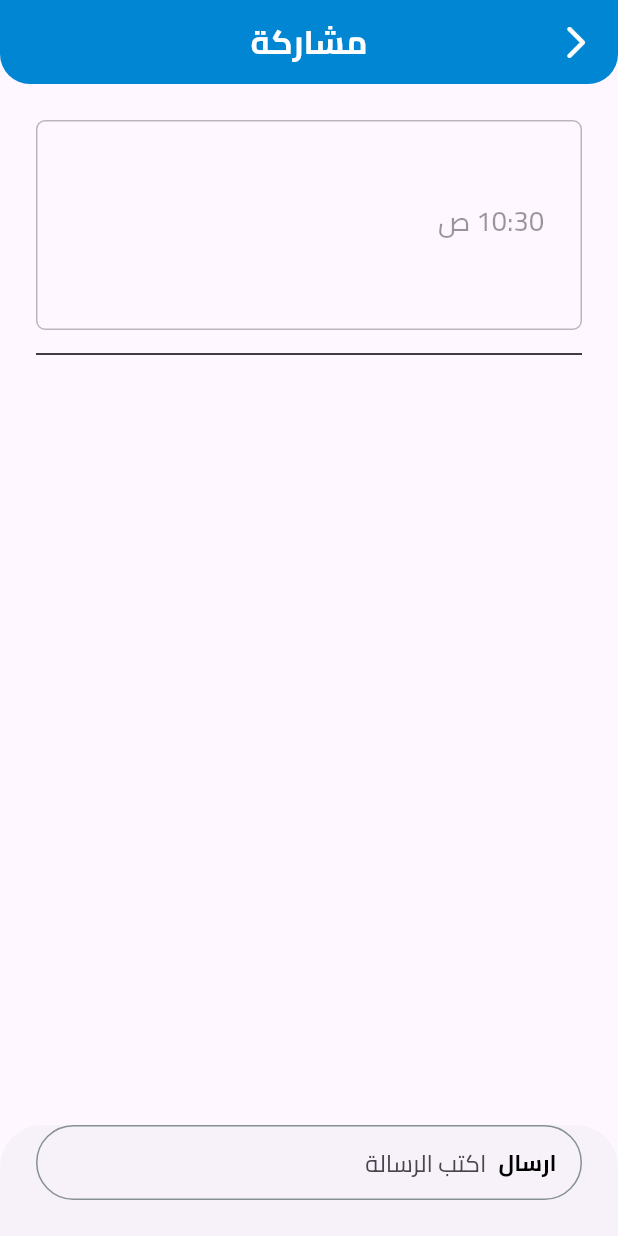
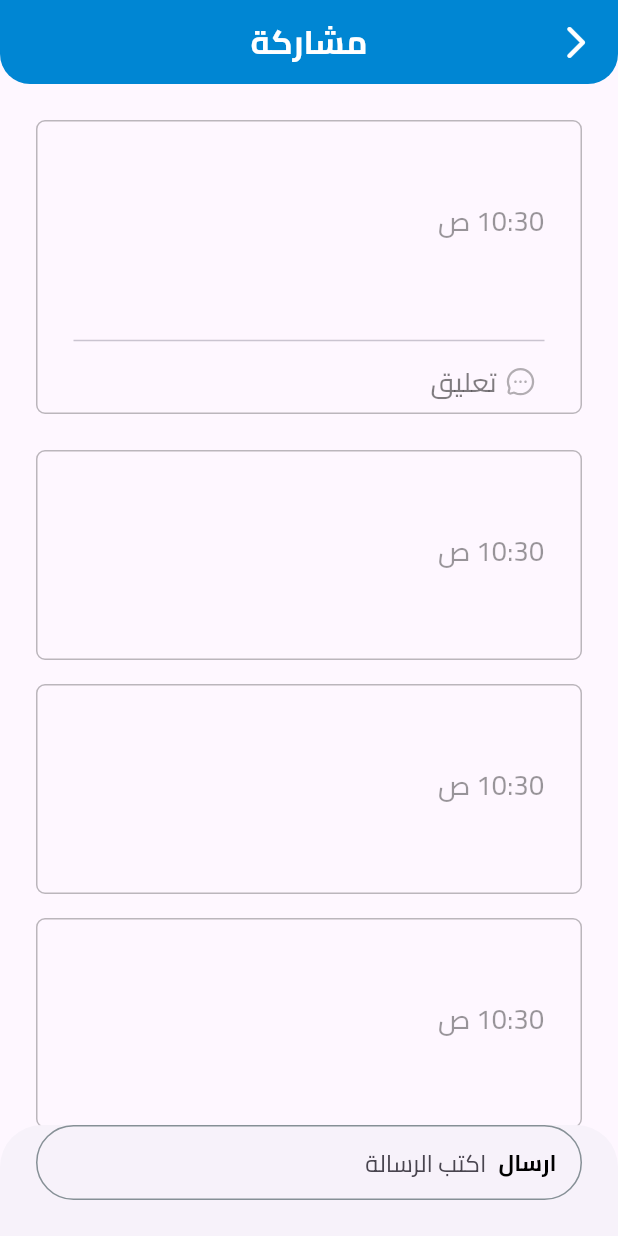
Before and after one commit to juman-m/final_project, a Flutter app: the CommentScreen screen opened directly with empty values, on a phone screen of 412 x 824 dp. Run offline on Flutter 3.47's test engine with Material 3 defaults, Android fonts, the phone set to English and light mode, and no system bars; our stand-ins replace bloc, carousel_slider, crystal_navigation_bar, flutter_bloc, flutter_svg, icons_plus and 6 more; accounts and stored records are empty; project files that could hold a hidden picture were left out.

```diff
--- a/lib/blocs/my_appointments_bloc/my_appointments_bloc.dart
+++ b/lib/blocs/my_appointments_bloc/my_appointments_bloc.dart
@@ -50,6 +50,7 @@ class MyAppointmentsBloc
         };
         await SupabaseFunctions().createAppointment(body);
         emit(SuccessSubmitState());
+        add(GetAppointmentsEvent());
       }
     });
 
@@ -77,6 +78,7 @@ class MyAppointmentsBloc
         };
         await SupabaseFunctions().editAppointment(body);
         emit(SuccessSubmitState());
+        add(GetAppointmentsEvent());
       }
     });
 
@@ -98,6 +100,7 @@ class MyAppointmentsBloc
         };
         await SupabaseFunctions().rescheduleAppointment(body);
         emit(SuccessRescheduleState());
+        add(GetAppointmentsEvent());
       }
     });
 
@@ -114,6 +117,7 @@ class MyAppointmentsBloc
     on<DeleteEvent>((event, emit) async {
       await await SupabaseFunctions().deleteAppointment(event.id);
       emit(SuccessDeleteState());
+      add(GetAppointmentsEvent());
     });
   }
 }
--- a/lib/functions/check_expiration.dart
+++ b/lib/functions/check_expiration.dart
@@ -3,7 +3,8 @@ import 'package:flutter/material.dart';
 bool checkExpiration(String date, TimeOfDay time) {
   Duration difference = DateTime.parse(date).difference(DateTime.now());
   final todayDate = DateTime.now();
-  final today = '${todayDate.year}-${todayDate.month}-${todayDate.day}';
+  final today =
+      '${todayDate.year}-${todayDate.month.toString().padLeft(2, '0')}-${todayDate.day.toString().padLeft(2, '0')}';
   TimeOfDay now = TimeOfDay.now();
   if (difference.inDays == 0) {
     if (date == today) {
--- a/lib/functions/is_same_day.dart
+++ b/lib/functions/is_same_day.dart
@@ -1,6 +1,7 @@
 bool isSameDay(String date) {
   final today =
-      '${DateTime.now().year}-${DateTime.now().month}-${DateTime.now().day}';
+      '${DateTime.now().year}-${DateTime.now().month.toString().padLeft(2, '0')}-${DateTime.now().day.toString().padLeft(2, '0')}';
+
   if (today == date) {
     return true;
   } else {
--- a/lib/screens/comment_screen/comment_screen.dart
+++ b/lib/screens/comment_screen/comment_screen.dart
@@ -1,12 +1,10 @@
 import 'dart:developer';
 import 'package:final_project/blocs/community_bloc/community_bloc.dart';
-// import 'package:final_project/models/comments_model.dart';
 import 'package:final_project/models/community_model.dart';
 import 'package:final_project/screens/comment_screen/widgets/comment_card.dart';
-// import 'package:final_project/screens/comment_screen/widgets/screen_app_bar.dart';
+import 'package:final_project/screens/comment_screen/widgets/community_card.dart';
 import 'package:final_project/screens/comment_screen/widgets/send_row.dart';
 import 'package:final_project/screens/common_widgets/custom_app_bar.dart';
-// import 'package:final_project/services/supabase_auth_request.dart';
 import 'package:flutter/material.dart';
 import 'package:flutter_bloc/flutter_bloc.dart';
 import '../../blocs/community_bloc/community_event.dart';
@@ -19,8 +17,9 @@ class CommentScreen extends StatelessWidget {
   TextEditingController controller = TextEditingController();
   @override
   Widget build(BuildContext context) {
+    // SupabaseFunctions().getComments(17);
     return Scaffold(
-      appBar: CustomAppBar('مشاركة', () {
+      appBar: customAppBar('مشاركة', () {
         if (direction == 'from community') {
           context.read<CommunityBloc>().add(GetCommunitiesEvent());
           Navigator.pop(context);
@@ -28,7 +27,7 @@ class CommentScreen extends StatelessWidget {
           context.read<CommunityBloc>().add(GetMyParticipationsEvent());
           Navigator.pop(context);
         }
-      }),
+      }, true),
       bottomSheet: Padding(
         padding: const EdgeInsets.only(left: 24, right: 24, bottom: 24),
         child: SendRow(
@@ -58,13 +57,29 @@ class CommentScreen extends StatelessWidget {
               padding: const EdgeInsets.symmetric(horizontal: 24),
               child: Column(
                 children: [
-                  CommentCard(
+                  CommunityCard(
                     name: community.participantName!,
                     time: community.time!.format(context),
                     content: community.content!,
+                    onTap: () {},
                   ),
-                  const SizedBox(height: 8),
-                  const Divider(color: Colors.black),
+                  const SizedBox(height: 16),
+                  SizedBox(
+                    height: MediaQuery.sizeOf(context).height * 0.6,
+                    child: ListView.separated(
+                      padding: const EdgeInsets.only(top: 8, bottom: 120),
+                      shrinkWrap: true,
+                      itemCount: 10,
+                      itemBuilder: (context, i) => CommentCard(
+                        name: community.participantName!,
+                        time: community.time!.format(context),
+                        content: community.content!,
+                      ),
+                      separatorBuilder: (context, i) =>
+                          const SizedBox(height: 16),
+                    ),
+                  ),
+                  // const Divider(color: Colors.black),
                   // SizedBox(
                   //   height: MediaQuery.sizeOf(context).height * 0.6,
                   //   child: StreamBuilder(
@@ -86,10 +101,6 @@ class CommentScreen extends StatelessWidget {
                   //             separatorBuilder: (context, i) =>
                   //                 const SizedBox(height: 16),
                   //           );
-                  //         } else if (!snapshot.hasData) {
-                  //           return const Center(child: Text('لا يوجد ردود'));
-                  //         } else if (snapshot.hasError) {
-                  //           return const Text('ERROR');
                   //         } else {
                   //           return const SizedBox();
                   //         }
--- /dev/null
+++ b/lib/screens/comment_screen/widgets/community_card.dart
@@ -0,0 +1,90 @@
+import 'package:flutter/material.dart';
+import 'package:flutter_svg/flutter_svg.dart';
+
+// ignore: must_be_immutable
+class CommunityCard extends StatelessWidget {
+  CommunityCard(
+      {super.key,
+      required this.name,
+      required this.time,
+      required this.content,
+      required this.onTap});
+  final String name;
+  final String time;
+  final String content;
+  Function() onTap;
+  @override
+  Widget build(BuildContext context) {
+    return Container(
+      padding: const EdgeInsets.only(bottom: 0),
+      width: MediaQuery.sizeOf(context).width,
+      decoration: BoxDecoration(
+          borderRadius: BorderRadius.circular(6),
+          border: Border.all(color: const Color.fromARGB(67, 0, 0, 0))),
+      child: Padding(
+        padding: const EdgeInsets.symmetric(horizontal: 24),
+        child: Column(
+          crossAxisAlignment: CrossAxisAlignment.start,
+          children: [
+            const SizedBox(height: 24),
+            Text(
+              name,
+              style: const TextStyle(
+                color: Color(0xff0086D3),
+                fontWeight: FontWeight.w500,
+                fontSize: 18,
+              ),
+            ),
+            const SizedBox(height: 4),
+            Text(
+              time,
+              style: const TextStyle(
+                color: Color.fromARGB(102, 0, 0, 0),
+                fontWeight: FontWeight.w500,
+                fontSize: 18,
+              ),
+            ),
+            const SizedBox(height: 16),
+            Text(
+              content,
+              style: const TextStyle(
+                color: Colors.black,
+                fontWeight: FontWeight.w500,
+                fontSize: 18,
+              ),
+            ),
+            const SizedBox(height: 16),
+            const Divider(),
+            SizedBox(
+              width: MediaQuery.sizeOf(context).width * 0.25,
+              child: InkWell(
+                onTap: onTap,
+                child: Row(
+                  children: [
+                    Padding(
+                      padding: const EdgeInsets.only(top: 8),
+                      child: SvgPicture.asset(
+                        'assets/comment.svg',
+                        color: const Color.fromARGB(128, 0, 0, 0),
+                        height: 32,
+                        width: 32,
+                      ),
+                    ),
+                    const Text(
+                      'تعليق',
+                      style: TextStyle(
+                        color: Color.fromARGB(128, 0, 0, 0),
+                        fontWeight: FontWeight.w500,
+                        fontSize: 18,
+                      ),
+                    )
+                  ],
+                ),
+              ),
+            )
+          ],
+        ),
+      ),
+    );
+  }
+}
--- a/lib/screens/common_widgets/custom_app_bar.dart
+++ b/lib/screens/common_widgets/custom_app_bar.dart
@@ -1,6 +1,6 @@
 import 'package:flutter/material.dart';
 
-AppBar CustomAppBar(String title, Function() onPressed) {
+AppBar customAppBar(String title, Function() onPressed, bool isVisable) {
   return AppBar(
     shape: const RoundedRectangleBorder(
       borderRadius: BorderRadius.only(
@@ -10,12 +10,15 @@ AppBar CustomAppBar(String title, Function() onPressed) {
     ),
     backgroundColor: const Color(0xFF0086D3),
     centerTitle: true,
-    leading: IconButton(
-      onPressed: onPressed,
-      icon: const Icon(
-        Icons.arrow_back_ios_new_rounded,
-        size: 26,
-        color: Colors.white,
+    leading: Visibility(
+      visible: isVisable,
+      child: IconButton(
+        onPressed: onPressed,
+        icon: const Icon(
+          Icons.arrow_back_ios_new_rounded,
+          size: 26,
+          color: Colors.white,
+        ),
       ),
     ),
     title: Text(title,
--- a/lib/screens/create_appoinment_screen/create_appoinment_screen.dart
+++ b/lib/screens/create_appoinment_screen/create_appoinment_screen.dart
@@ -183,6 +183,11 @@ class CreateAppointmentScreen extends StatelessWidget {
                             selectedDate: selectedDate,
                             selectedTime: selectedTime,
                           ));
+                      if (selectedCategory > -1 &&
+                          descriptionController.text.isNotEmpty &&
+                          selectedTime != null) {
+                        Navigator.pop(context);
+                      }
                     },
                   ),
                 ),
--- a/lib/screens/create_appoinment_screen/widgets/screen_textfield.dart
+++ b/lib/screens/create_appoinment_screen/widgets/screen_textfield.dart
@@ -11,7 +11,6 @@ class ScreenTextField extends StatelessWidget {
       maxLines: controller.text.length > 28 ? 3 : 1,
       textAlignVertical: const TextAlignVertical(y: 0.8),
       decoration: InputDecoration(
-        hintText: 'أدخل وصف الموعد',
         enabledBorder: OutlineInputBorder(
           borderSide: const BorderSide(
             color: Color(0xffC9C9C9),
```
Also changed, not shown: lib/screens/community_screens/community_screen.dart (+13 -11 lines), lib/screens/community_screens/widgets/screen_app_bar.dart (+4 -4 lines), lib/screens/edit_appoinment_screen/edit_appoinment_screen.dart (+4 -3 lines), lib/screens/front_screens/profile_screen.dart (+11 -11 lines), lib/screens/my_appointment_screen/my_appointment_screen.dart (+8 -44 lines), lib/screens/my_participation_screen/my_participation_screen.dart (+20 -12 lines), lib/services/supabase_auth_request.dart (+4 -6 lines).
